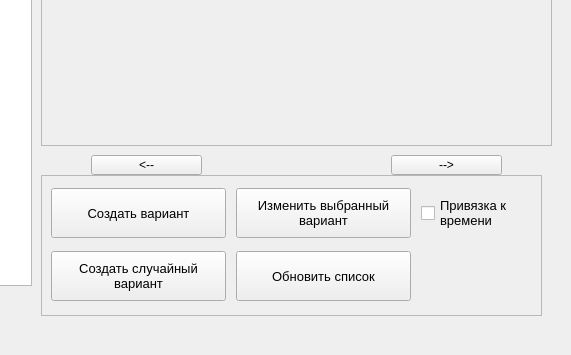
Before: the Qt Designer form app/ui/creator.ui in MrGoldSky/ExamsHelper, drawn with Qt 5; both pictures show x 229 to 800 and y 145 to 500 of the 800 by 500 pixel window.
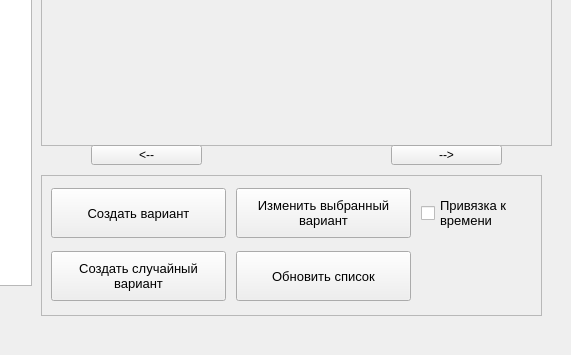
After: the same form once the commit is applied.

```diff
--- a/app/ui/creator.ui
+++ b/app/ui/creator.ui
@@ -90,7 +90,7 @@
    <property name="geometry">
     <rect>
      <x>320</x>
-     <y>300</y>
+     <y>290</y>
      <width>111</width>
      <height>20</height>
     </rect>
@@ -325,7 +325,7 @@
    <property name="geometry">
     <rect>
      <x>620</x>
-     <y>300</y>
+     <y>290</y>
      <width>111</width>
      <height>20</height>
     </rect>
```
